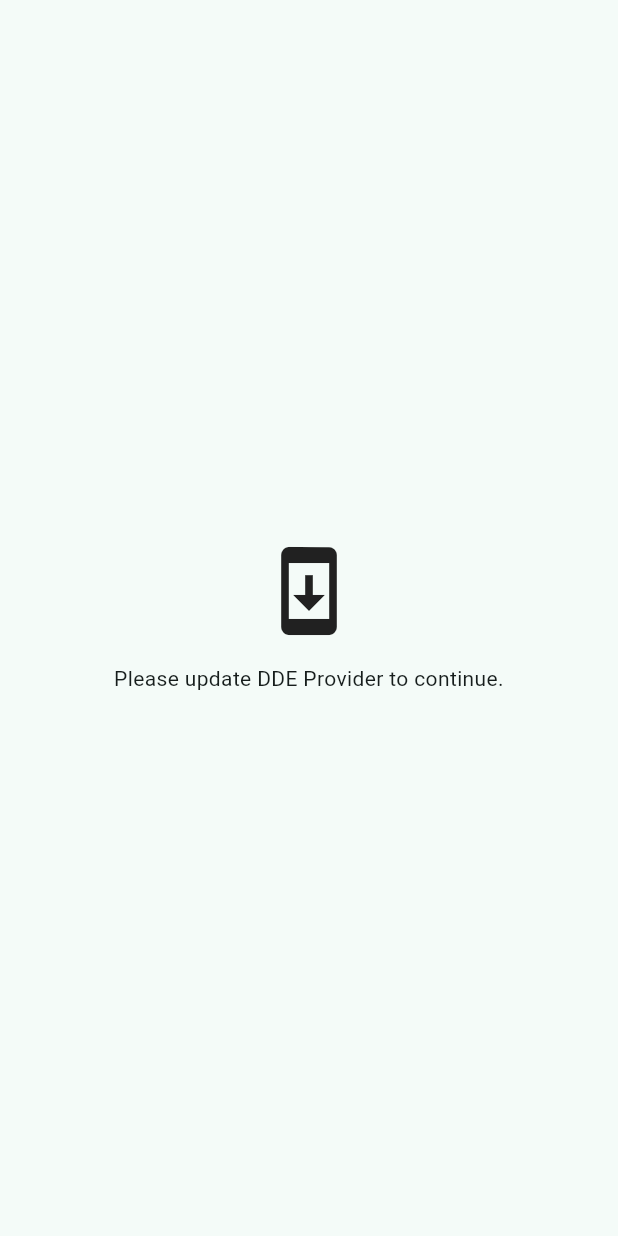
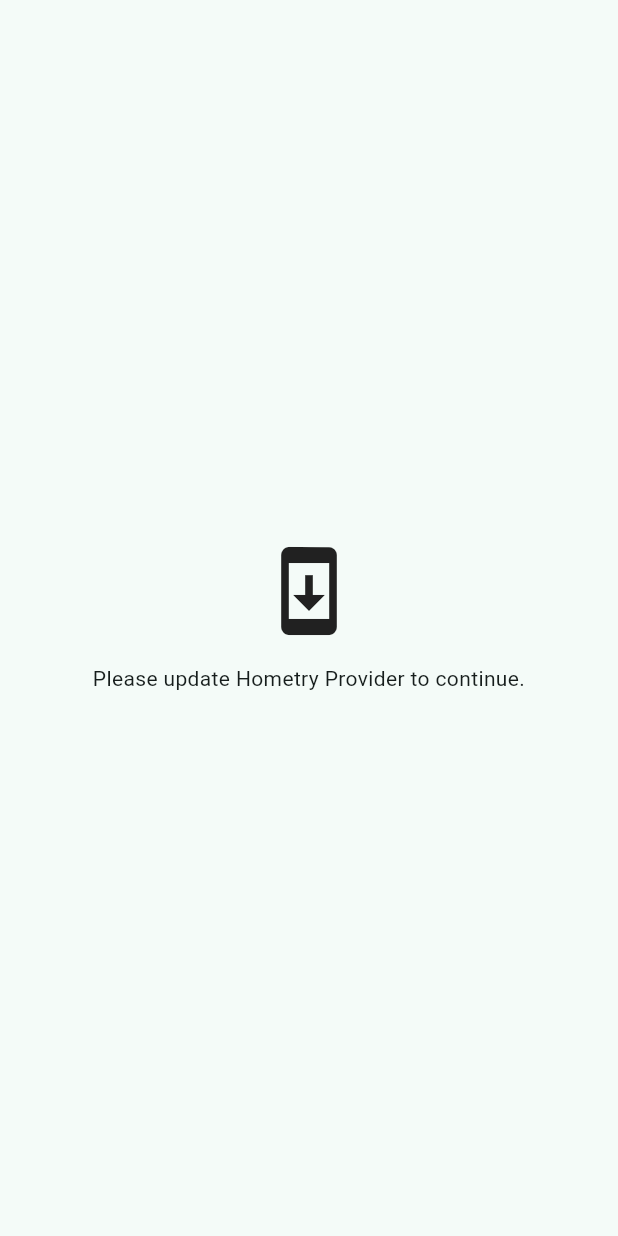
Before and after one commit to ddlist/DDE-MART-Provider-app, a Flutter app: the UpdateScreen screen opened by its route, on a phone screen of 412 x 824 dp. Run offline on Flutter 3.47's test engine with Material 3 defaults, Android fonts, the phone set to English and light mode, and no system bars; our stand-ins replace dio, firebase_core, firebase_messaging, flutter_local_notifications, flutter_riverpod, flutter_secure_storage and 5 more; accounts and stored records are empty; network calls fail.

Commit message:
hometry rebrand + live API default + release signing

```diff
--- a/lib/core/config.dart
+++ b/lib/core/config.dart
@@ -3,11 +3,11 @@
 class AppConfig {
   static const apiBaseUrl = String.fromEnvironment(
     'API_BASE_URL',
-    defaultValue: 'http://dde-mart-admin.test/api/v1',
+    defaultValue: 'https://admin.hometry.in/api/v1',
   );
 
   /// Audience checked against GET /app-config min_versions.
   static const audience = 'provider';
 
-  static const appName = 'DDE Provider';
+  static const appName = 'Hometry Provider';
 }
--- a/lib/core/permissions.dart
+++ b/lib/core/permissions.dart
@@ -58,7 +58,7 @@
         builder: (context) => AlertDialog(
           title: Text('${_cap(permission.label)} disabled'),
           content: Text(
-            'DDE Provider needs ${permission.label} access for this feature. '
+            'Hometry Provider needs ${permission.label} access for this feature. '
             'Open settings to allow it.',
           ),
           actions: [
--- a/lib/core/push.dart
+++ b/lib/core/push.dart
@@ -64,7 +64,7 @@
 
     const channel = AndroidNotificationChannel(
       'dde_provider',
-      'DDE Provider updates',
+      'Hometry Provider updates',
       importance: Importance.high,
     );
     final local = FlutterLocalNotificationsPlugin();
--- a/lib/main.dart
+++ b/lib/main.dart
@@ -21,7 +21,7 @@
     ref.watch(pushSyncProvider);
 
     return MaterialApp.router(
-      title: 'DDE Provider',
+      title: 'Hometry Provider',
       debugShowCheckedModeBanner: false,
       theme: DdeProviderTheme.light(),
       darkTheme: DdeProviderTheme.dark(),
--- a/lib/router.dart
+++ b/lib/router.dart
@@ -167,7 +167,7 @@
             children: [
               const Icon(Icons.construction_outlined, size: 64),
               const SizedBox(height: 16),
-              const Text('DDE-Mart is under maintenance', textAlign: TextAlign.center),
+              const Text('Hometry is under maintenance', textAlign: TextAlign.center),
               const SizedBox(height: 16),
               FilledButton(
                 onPressed: () => ref.invalidate(launchGateProvider),
@@ -196,7 +196,7 @@
               Icon(Icons.system_update_outlined, size: 64),
               SizedBox(height: 16),
               Text(
-                'Please update DDE Provider to continue.',
+                'Please update Hometry Provider to continue.',
                 textAlign: TextAlign.center,
               ),
             ],
```
Also changed, not shown: 5 other files.
